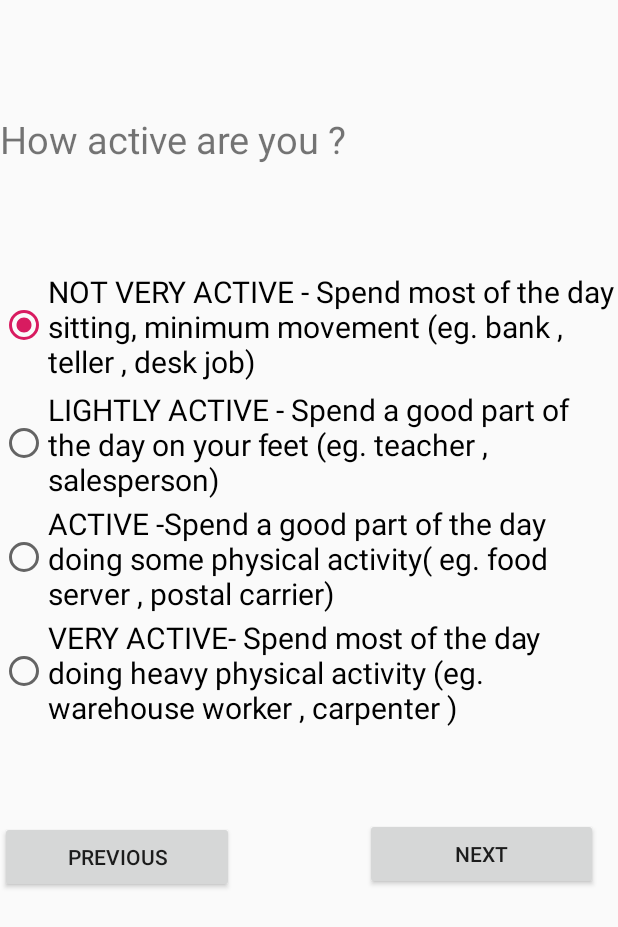
After one commit to JianyangLee/IndustrialExperienceE15, an Android app: the OnBoard_ActivityLevel_S3 screen opened directly, with no data from a screen before it, on a phone screen of 412 x 824 dp. The commit adds this screen. Shown: the top 927 px of the screen. Run offline under Robolectric (Android 15) with nearby library versions, the phone set to English and light mode, and no system bars.

Commit message:
User Story 1 - First 3 Screens - Layout and Flow
Three Screens for User Story 1 - Calculating Calorie Amount or goal as per user needs

```diff
--- a/app/build.gradle
+++ b/app/build.gradle
@@ -31,6 +31,7 @@ dependencies {
     implementation 'com.google.firebase:firebase-auth:16.0.2'
     implementation 'com.firebaseui:firebase-ui-auth:4.1.0'
 
+    implementation 'com.android.support:design:28.0.0'
     testImplementation 'junit:junit:4.13-beta-3'
     androidTestImplementation 'com.android.support.test:runner:1.0.2'
     androidTestImplementation 'com.android.support.test.espresso:espresso-core:3.0.2'
--- /dev/null
+++ b/app/src/main/java/com/example/industrialexperiencee15/OnBoard_ActivityLevel_S3.java
@@ -0,0 +1,47 @@
+package com.example.industrialexperiencee15;
+
+import android.content.Intent;
+import android.support.v7.app.AppCompatActivity;
+import android.os.Bundle;
+import android.view.View;
+import android.widget.Button;
+
+public class OnBoard_ActivityLevel_S3 extends AppCompatActivity {
+    private Button btnNextToActivityLevel;
+    private Button btnPrevoiusToGoal;
+    @Override
+    protected void onCreate(Bundle savedInstanceState) {
+        super.onCreate(savedInstanceState);
+        setContentView(R.layout.activity_on_board__level__s3);
+
+
+        // Set up the Field Values
+
+        btnPrevoiusToGoal =(Button)findViewById(R.id.S3PreviousButton);
+        btnNextToActivityLevel =(Button)findViewById(R.id.S3Nextbutton);
+
+        //If the user gets Started in his application
+        btnPrevoiusToGoal.setOnClickListener(new View.OnClickListener() {
+            @Override
+            public void onClick(View v) {
+                //Redirect
+                Intent intent = new Intent(OnBoard_ActivityLevel_S3.this, OnBoard_Goal_S2.class);
+                startActivity(intent);
+            }
+        });
+
+
+//        //If the user gets Started in his application
+//        btnNextToActivityLevel.setOnClickListener(new View.OnClickListener() {
+//            @Override
+//            public void onClick(View v) {
+//                //Redirect
+//                Intent intent = new Intent(.this, OnBoard_ActivityLevel_S3.class);
+//                startActivity(intent);
+//            }
+//        });
+
+
+
+    }
+}
--- /dev/null
+++ b/app/src/main/res/layout/activity_on_board__level__s3.xml
@@ -0,0 +1,99 @@
+<?xml version="1.0" encoding="utf-8"?>
+<RelativeLayout xmlns:android="http://schemas.android.com/apk/res/android"
+    xmlns:app="http://schemas.android.com/apk/res-auto"
+    xmlns:tools="http://schemas.android.com/tools"
+    android:layout_width="match_parent"
+    android:layout_height="match_parent"
+    tools:context=".OnBoard_Goal_S2">
+
+
+    <TextView
+        android:id="@+id/ActivityTextView"
+        android:layout_width="wrap_content"
+        android:layout_height="wrap_content"
+        android:paddingTop="75dp"
+        android:text="@string/whatIsYourActivityLevel"
+        android:textSize="25dp" />
+
+
+    <RadioGroup xmlns:android="http://schemas.android.com/apk/res/android"
+        android:id="@+id/radio_actvityLevel"
+        android:layout_width="match_parent"
+        android:layout_height="wrap_content"
+        android:layout_below="@+id/ActivityTextView"
+        android:layout_marginTop="64dp"
+        android:orientation="vertical"
+        android:paddingTop="2dp"
+        android:textSize="20dp"
+        tools:layout_editor_absoluteX="414dp"
+        tools:layout_editor_absoluteY="158dp">
+
+        <RadioButton
+            android:id="@+id/ActivityNotVeryActive"
+            android:layout_width="wrap_content"
+            android:layout_height="81dp"
+            android:layout_below="@+id/textView4"
+            android:layout_alignStart="@+id/radio_actvityLevel"
+            android:checked="true"
+            android:paddingTop="2dp"
+            android:text="@string/ActivityNotVeryActive"
+            android:textSize="20dp" />
+
+        <!-- android:onClick="onRadioButtonClicked"/> -->
+
+        <RadioButton
+            android:id="@+id/ActivityLightlyActive"
+            android:layout_width="wrap_content"
+            android:layout_height="wrap_content"
+            android:layout_alignStart="@+id/radio_actvityLevel"
+            android:checked="false"
+            android:paddingTop="2dp"
+            android:text="@string/ActivityLightlyActive"
+            android:textSize="20dp" />
+
+        <!-- android:onClick="onRadioButtonClicked"/> -->
+        <RadioButton
+            android:id="@+id/ActivityActive"
+            android:layout_width="wrap_content"
+            android:layout_height="wrap_content"
+            android:checked="false"
+            android:paddingTop="2dp"
+            android:text="@string/ActivityActive"
+            android:textSize="20dp" />
+
+        <!-- android:onClick="onRadioButtonClicked"/> -->
+        <RadioButton
+            android:id="@+id/ActivityVeryActive"
+            android:layout_width="wrap_content"
+            android:layout_height="wrap_content"
+            android:checked="false"
+            android:paddingTop="2dp"
+            android:text="@string/ActivityVeryActive"
+            android:textSize="20dp" />
+
+    </RadioGroup>
+
+
+    <Button
+        android:id="@+id/S3PreviousButton"
+        android:layout_width="156dp"
+        android:layout_height="wrap_content"
+        android:layout_below="@+id/radio_actvityLevel"
+        android:layout_marginTop="62dp"
+        android:paddingRight="10dp"
+        android:text="@string/buttonPrevious"
+        tools:layout_editor_absoluteX="47dp"
+        tools:layout_editor_absoluteY="502dp" />
+
+    <Button
+        android:id="@+id/S3Nextbutton"
+        android:layout_width="155dp"
+        android:layout_height="wrap_content"
+        android:layout_below="@+id/radio_actvityLevel"
+        android:layout_marginLeft="87dp"
+        android:layout_marginTop="60dp"
+        android:layout_toRightOf="@id/S3PreviousButton"
+        android:text="@string/buttonNext"
+        tools:layout_editor_absoluteX="291dp"
+        tools:layout_editor_absoluteY="502dp" />
+</RelativeLayout>
--- /dev/null
+++ b/app/src/main/res/values/dimens.xml
@@ -0,0 +1,3 @@
+<resources>
+    <dimen name="fab_margin">16dp</dimen>
+</resources>
--- a/app/src/main/res/values/strings.xml
+++ b/app/src/main/res/values/strings.xml
@@ -2,4 +2,28 @@
     <string name="app_name">IndustrialExperienceE15</string>
     <string name="Dashboard">M</string>
     <string name="Tracker">Tracker</string>
+    <string name="prompt_Welcome_Message">Tracker</string>
+    <!-- Welcome Page -->
+    <string name="lets_get_started">Lets Get Started</string>
+    <string name="welcome">Welcome</string>
+    <string name="Welcome_page_Message">We just need to ask you a few quick questions so we can calculate your recommended daily calories and help you achieve your goals </string>
+    <!-- Goal Page -->
+    <string name="whatIsYourGoal">What is your goal ?</string>
+    <string name="weightLossOption">Weight loss</string>
+    <string name="weightMaintainOption">Maintain my current weight</string>
+    <string name="weightGainOption">Weight gain</string>
+    <string name="buttonNext">Next</string>
+    <string name="buttonPrevious">Previous</string>
+
+    <!--Activity Level Page -->
+    <string name="whatIsYourActivityLevel">How active are you ?</string>
+    <string name="ActivityNotVeryActive">NOT VERY ACTIVE - Spend most of the day sitting, minimum movement (eg. bank , teller , desk job)</string>
+    <string name="ActivityLightlyActive">LIGHTLY ACTIVE - Spend a good part of the day on your feet (eg. teacher , salesperson)</string>
+    <string name="ActivityActive">ACTIVE -Spend a good part of the day doing some physical activity( eg. food server , postal carrier) </string>
+    <string name="ActivityVeryActive">VERY ACTIVE- Spend most of the day doing heavy physical activity (eg. warehouse worker , carpenter )</string>
+    <string name="NotVeryActiveDesc">Spend most of the day sitting (eg. bank , teller , desk job)</string>
+    <string name="LightlyActiveDesc">Spend a good part of the day on your feet (eg. teacher , salesperson)</string>
+    <string name="ActiveDesc">Spend a good part of the day doing some physical activity( eg. food server , postal carrier)</string>
+    <string name="VeryActiveDesc">Spend most of the day doing heavy physical activity (eg. warehouse worker , carpenter )</string>
+
 </resources>
```
Also changed, not shown: app/src/main/AndroidManifest.xml (+19 -11 lines), app/src/main/java/com/example/industrialexperiencee15/OnBoard_Goal_S2.java (added, +47 -0 lines), app/src/main/java/com/example/industrialexperiencee15/OnBoard_Welcome_S1.java (added, +40 -0 lines), app/src/main/res/layout/activity_on_board__goal__s2.xml (added, +87 -0 lines), app/src/main/res/layout/activity_on_board__welcome__s1.xml (added, +53 -0 lines), app/src/main/res/values/styles.xml (+9 -0 lines).
